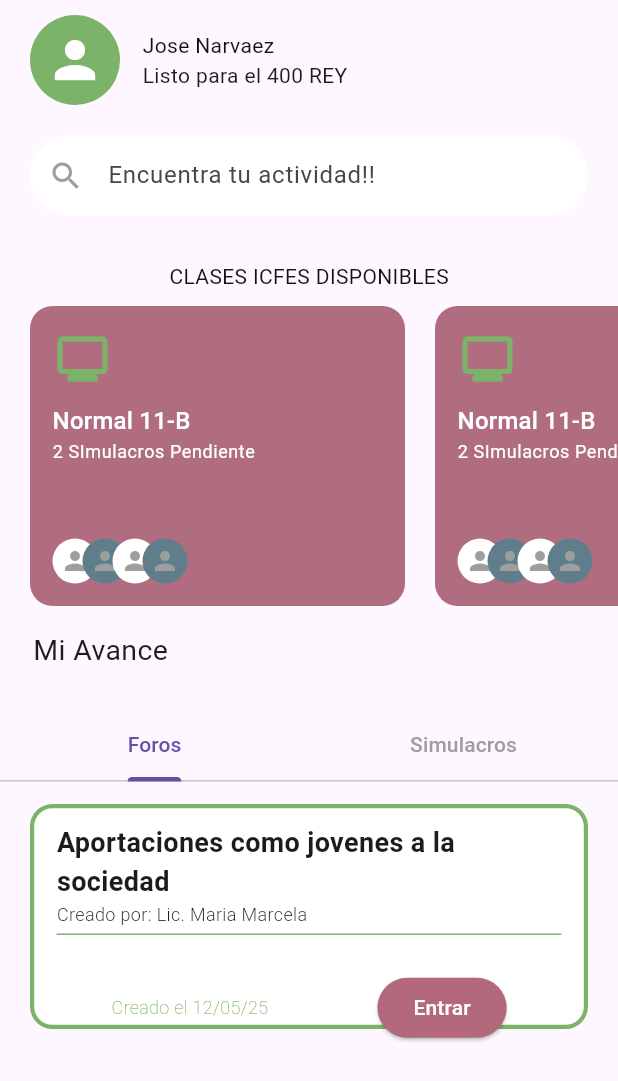
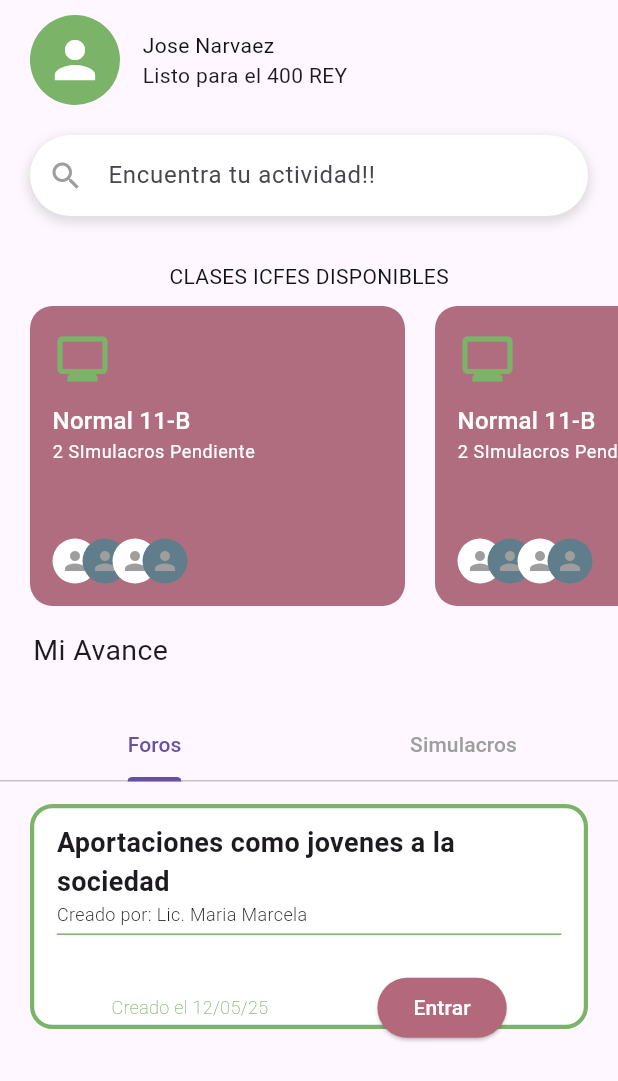
Before and after one commit to JosCariDe/front-preparate-icfes-caribe, a Flutter app: the screen it shows after launch, on a phone screen of 412 x 824 dp. Shown: the top 1081 px of the screen. Run offline on Flutter 3.47's test engine with Material 3 defaults, Android fonts, the phone set to English and light mode, and no system bars.

Commit message:
HomeScreen/HotFix/ Sombras en la barra de busqueda

```diff
--- a/lib/presentation/screens/home_screen.dart
+++ b/lib/presentation/screens/home_screen.dart
@@ -247,18 +247,32 @@
   Widget build(BuildContext context) {
     return Padding(
       padding: EdgeInsets.symmetric(horizontal: 20, vertical: 10),
+      child: Container(
+        decoration: BoxDecoration(
+          color: Colors.white,
+          borderRadius: BorderRadius.circular(30),
+          boxShadow: [
+            BoxShadow(
+              color: Colors.grey.withOpacity(0.3),
+              spreadRadius: 2,
+              blurRadius: 5,
+              offset: Offset(0, 3), // changes position of shadow
+            ),
+          ],
+        ),
         child: TextField(
           decoration: InputDecoration(
             labelText: 'Encuentra tu actividad!!',
             prefixIcon: Icon(Icons.search, color: Colors.grey),
             filled: true,
-          fillColor: Colors.white,  //? COLOR DE RELLENO
+            fillColor: Colors.transparent, // Set to transparent as container provides the color
             border: OutlineInputBorder(
               borderRadius: BorderRadius.circular(30),
               borderSide: BorderSide.none //? SIN BORDE VISIBLE
             ),
             contentPadding:
               EdgeInsets.symmetric(vertical: 15, horizontal: 20),
+          ),
         ),
       ),
     );
```
Lines whose indentation alone changed are shown as unchanged.
